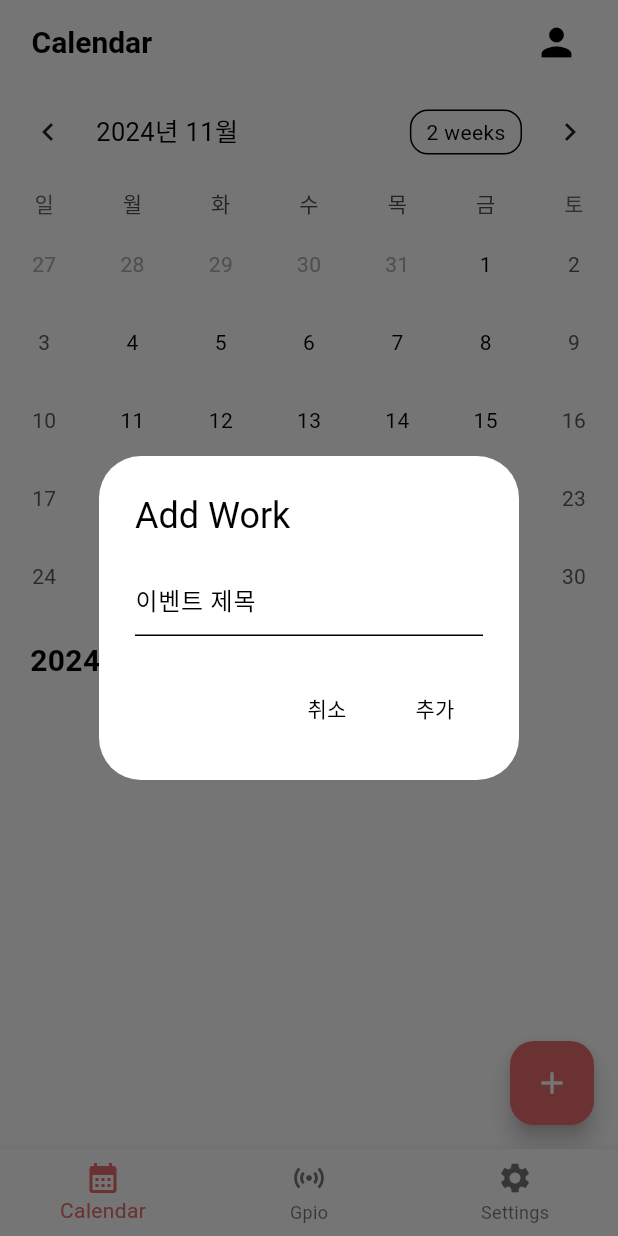
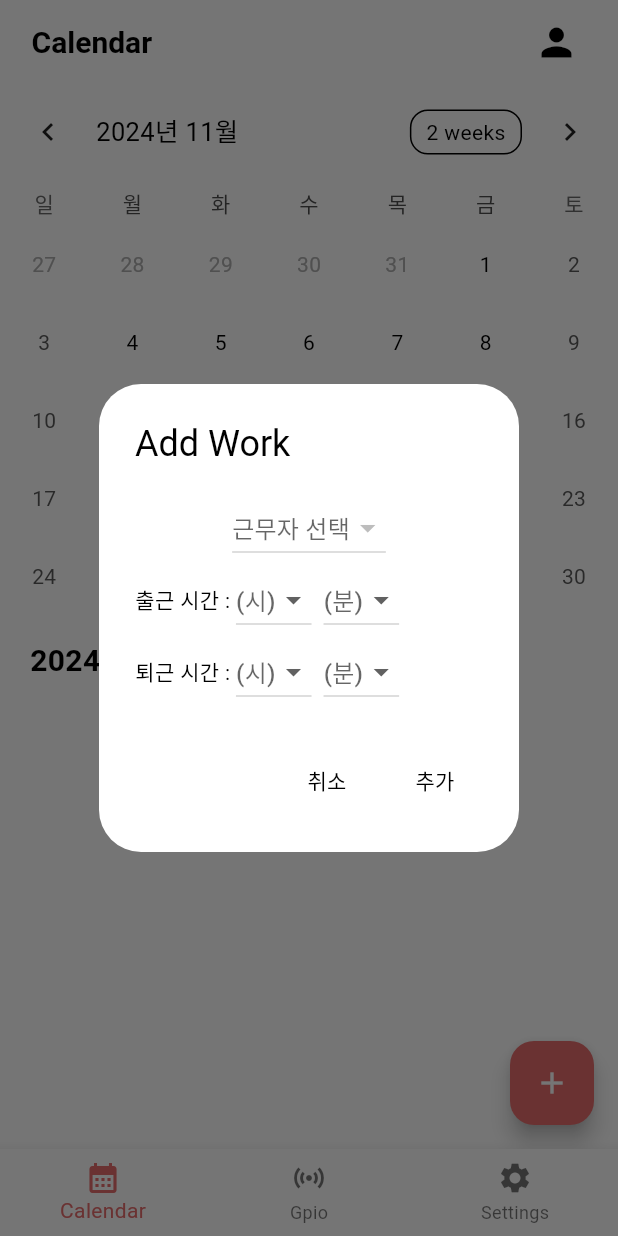
Before and after one commit to parkwonhee1219/store_manage_system, a Flutter app: the screen it shows after launch, after a tap on the "add" icon, on a phone screen of 412 x 824 dp. Run offline on Flutter 3.47's test engine with Material 3 defaults, Android fonts, the phone set to English and light mode, and no system bars; drawn by our look-alikes of table_calendar; our stand-ins replace cloud_firestore, firebase_core; accounts and stored records are empty.

Commit message:
calendar_delete

```diff
--- /dev/null
+++ b/lib/Dialog/addCalendarDialog.dart
@@ -0,0 +1,163 @@
+import 'package:cloud_firestore/cloud_firestore.dart';
+import 'package:flutter/material.dart';
+import 'package:provider/provider.dart';
+import 'package:store_management_system/Firebase/calendar_events.dart';
+import 'package:store_management_system/Firebase/workers.dart';
+
+Future<void> addCalendarDialog(BuildContext context, DateTime selectedDay) async {
+  String selectedWorkerName = '';
+  String? selectedStartHour;
+  String? selectedStartMin;
+  String? selectedEndHour;
+  String? selectedEndMin;
+
+  FireStoreCalendar fireStoreCalendar = FireStoreCalendar();
+
+  return showDialog<void>(
+    context: context,
+    builder: (BuildContext context) {
+      return StatefulBuilder(
+        builder: (BuildContext context, StateSetter setState) {
+          final workerModel = Provider.of<WorkerModel>(context);
+
+          return AlertDialog(
+            title: Text('Add Work'),
+            content: Column(
+              mainAxisSize: MainAxisSize.min,
+              children: [
+                DropdownButton<String>(
+                  hint: Text('근무자 선택'),
+                  value: selectedWorkerName.isNotEmpty ? selectedWorkerName : null,
+                  onChanged: (String? newValue) {
+                    setState(() {
+                      selectedWorkerName = newValue!;
+                    });
+                  },
+                  items: workerModel.workersList.map((worker) {
+                    return DropdownMenuItem<String>(
+                      value: worker.name,
+                      child: Text(worker.name),
+                    );
+                  }).toList(),
+                ),
+                Row(
+                  children: [
+                    Text('출근 시간 : '),
+                    DropdownButton<String>(
+                      dropdownColor: Colors.white,
+                      hint: Text('(시)'),
+                      value: selectedStartHour,
+                      onChanged: (String? newValue) {
+                        setState(() {
+                          selectedStartHour = newValue;
+                        });
+                      },
+                      items: List.generate(24, (index) => index.toString().padLeft(2, '0'))
+                          .map<DropdownMenuItem<String>>((String hour) {
+                        return DropdownMenuItem<String>(
+                          value: hour,
+                          child: Text(hour),
+                        );
+                      }).toList(),
+                    ),
+                    SizedBox(width: 8),
+                    DropdownButton<String>(
+                      dropdownColor: Colors.white,
+                      hint: Text('(분)'),
+                      value: selectedStartMin,
+                      onChanged: (String? newValue) {
+                        setState(() {
+                          selectedStartMin = newValue;
+                        });
+                      },
+                      items: List.generate(60, (index) => index.toString().padLeft(2, '0'))
+                          .map<DropdownMenuItem<String>>((String min) {
+                        return DropdownMenuItem<String>(
+                          value: min,
+                          child: Text(min),
+                        );
+                      }).toList(),
+                    ),
+                  ],
+                ),
+                Row(
+                  children: [
+                    Text('퇴근 시간 : '),
+                    DropdownButton<String>(
+                      dropdownColor: Colors.white,
+                      hint: Text('(시)'),
+                      value: selectedEndHour,
+                      onChanged: (String? newValue) {
+                        setState(() {
+                          selectedEndHour = newValue;
+                        });
+                      },
+                      items: List.generate(24, (index) => index.toString().padLeft(2, '0'))
+                          .map<DropdownMenuItem<String>>((String hour) {
+                        return DropdownMenuItem<String>(
+                          value: hour,
+                          child: Text(hour),
+                        );
+                      }).toList(),
+                    ),
+                    SizedBox(width: 8),
+                    DropdownButton<String>(
+                      dropdownColor: Colors.white,
+                      hint: Text('(분)'),
+                      value: selectedEndMin,
+                      onChanged: (String? newValue) {
+                        setState(() {
+                          selectedEndMin = newValue;
+                        });
+                      },
+                      items: List.generate(60, (index) => index.toString().padLeft(2, '0'))
+                          .map<DropdownMenuItem<String>>((String min) {
+                        return DropdownMenuItem<String>(
+                          value: min,
+                          child: Text(min),
+                        );
+                      }).toList(),
+                    ),
+                  ],
+                ),
+              ],
+            ),
+            actions: [
+              TextButton(
+                onPressed: () {
+                  Navigator.of(context).pop();
+                },
+                child: Text('취소'),
+              ),
+              TextButton(
+                onPressed: () async {
+                  if (selectedWorkerName.isNotEmpty &&
+                      selectedStartHour != null && selectedStartMin != null &&
+                      selectedEndHour != null && selectedEndMin != null) {
+
+                    // Firestore에 저장할 DateTime 객체 생성
+                    DateTime now = DateTime.now();
+                    DateTime startDateTime = DateTime(selectedDay.year, selectedDay.month, selectedDay.day,
+                        int.parse(selectedStartHour!), int.parse(selectedStartMin!));
+                    DateTime endDateTime = DateTime(now.year, now.month, now.day,
+                        int.parse(selectedEndHour!), int.parse(selectedEndMin!));
+
+                    await fireStoreCalendar.product.add({
+                      'id' : '',
+                      'name': selectedWorkerName,
+                      'start_time': Timestamp.fromDate(startDateTime),
+                      'end_time': Timestamp.fromDate(endDateTime),
+                    });
+
+                    Navigator.of(context).pop();
+                  }
+                },
+                child: Text('추가'),
+              ),
+            ],
+          );
+        },
+      );
+    },
+  );
+}
--- a/lib/dialog.dart
+++ b/lib/Dialog/addWorkerDialog.dart
@@ -1,5 +1,5 @@
 import 'package:flutter/material.dart';
-import 'package:store_management_system/workers.dart';
+import 'package:store_management_system/Firebase/workers.dart';
 
 Future<void> addWorkerDialog(BuildContext context) async {
   FireStoreWorkers fireStoreWorkers = FireStoreWorkers(); // add 함수를 위한 인스턴스 생성
@@ -14,8 +14,6 @@ Future<void> addWorkerDialog(BuildContext context) async {
   String? selectedStartMin;
   String? selectedEndHour;
   String? selectedEndMin;
-
-  bool showWorkHoursInput = false; // 근무 시간 입력 UI 표시 여부
 
   return showDialog<void>(
     context: context,
--- /dev/null
+++ b/lib/Firebase/calendar_events.dart
@@ -0,0 +1,26 @@
+import 'package:cloud_firestore/cloud_firestore.dart';
+
+class Event {
+  //각 evnet 객체 class
+  final String id;
+  final String name;
+  final DateTime startTime;
+  final DateTime endTime;
+
+  Event(
+      {required this.id,
+      required this.name,
+      required this.startTime,
+      required this.endTime});
+}
+
+class FireStoreCalendar {
+  CollectionReference product =
+      FirebaseFirestore.instance.collection('calendar_events');
+
+  // Worker 삭제
+  Future<void> deleteEvent(String eventId) async {
+    //final DocumentSnapshot documentSnapshot = product_workers.snapshots()
+    await product.doc(eventId).delete();
+  }
+}
--- a/lib/calendar.dart
+++ b/lib/Screen/calendar.dart
@@ -2,18 +2,11 @@ import 'package:cloud_firestore/cloud_firestore.dart';
 import 'package:flutter/material.dart';
 import 'package:intl/intl.dart';
 import 'package:provider/provider.dart';
-import 'package:store_management_system/worker_screen.dart';
-import 'package:store_management_system/workers.dart';
+import 'package:store_management_system/Dialog/addCalendarDialog.dart';
+import 'package:store_management_system/Firebase/calendar_events.dart';
+import 'package:store_management_system/Firebase/workers.dart';
+import 'package:store_management_system/Screen/worker.dart';
 import 'package:table_calendar/table_calendar.dart';
-
-class Event {
-  //각 evnet 객체 class
-  final String name;
-  final DateTime startTime;
-  final DateTime endTime;
-
-  Event({required this.name, required this.startTime, required this.endTime});
-}
 
 class CalendarScreen extends StatefulWidget {
   const CalendarScreen({super.key});
@@ -43,6 +36,7 @@ class _CalendarScreenState extends State<CalendarScreen> {
         Timestamp startTime = doc['start_time'];
         Timestamp endTime = doc['end_time'];
         String name = doc['name'];
+        String id = doc.id;
 
         DateTime startDateTime = startTime.toDate();
         DateTime endDateTime = endTime.toDate();
@@ -50,8 +44,8 @@ class _CalendarScreenState extends State<CalendarScreen> {
             startDateTime.day); //이벤트 추가될 날짜(년,월,일)
 
         //Event 객체 생성
-        Event event =
-            Event(name: name, startTime: startDateTime, endTime: endDateTime);
+        Event event = Event(
+            id: id, name: name, startTime: startDateTime, endTime: endDateTime);
 
         // 날짜에 이벤트 추가
         if (events[dateKey] == null) {
@@ -59,7 +53,9 @@ class _CalendarScreenState extends State<CalendarScreen> {
         }
         events[dateKey]!.add(event);
       }
-      setState(() {}); // 상태 업데이트
+      setState(() {
+        _selectedEvents = events[_selectedDay] ?? [];
+      }); // 상태 업데이트
 
       print(events);
     });
@@ -85,49 +81,19 @@ class _CalendarScreenState extends State<CalendarScreen> {
         context, MaterialPageRoute(builder: (context) => WorkerManage()));
   }
 
-  void _showAddDialog() {
-    // 다이얼로그를 통해 이벤트 추가
-    showDialog(
-        context: context,
-        builder: (context) {
-          String title = '';
-          return AlertDialog(
-            title: Text('Add Work'),
-            content: TextField(
-              onChanged: (value) {
-                title = value;
-              },
-              decoration: InputDecoration(hintText: '이벤트 제목'),
-            ),
-            actions: [
-              TextButton(
-                onPressed: () {
-                  Navigator.of(context).pop();
-                },
-                child: Text('취소'),
-              ),
-              TextButton(
-                onPressed: () {
-                  //여기에 근무 추가하는 함수
-                  Navigator.of(context).pop();
-                },
-                child: Text('추가'),
-              ),
-            ],
-          );
-        });
-  }
-
   @override
   void initState() {
     super.initState();
     _getEvents();
+    _selectedEvents = events[_selectedDay] ?? [];
   }
 
   @override
   Widget build(BuildContext context) {
     final workerModel =
         Provider.of<WorkerModel>(context); // WorkerModel 인스턴스 가져오기
+    final FireStoreCalendar fireStoreCalendar = FireStoreCalendar();
+
     return Scaffold(
       appBar: AppBar(
         title: Row(
@@ -234,7 +200,6 @@ class _CalendarScreenState extends State<CalendarScreen> {
                 final event = _selectedEvents[index];
 
                 // event.name에 해당하는 Worker 객체 찾기
-                // event.name에 해당하는 Worker 객체 찾기
                 final worker = workerModel.workersList.firstWhere(
                   (worker) => worker.name == event.name,
                   orElse: () => Worker(
@@ -251,7 +216,27 @@ class _CalendarScreenState extends State<CalendarScreen> {
                     ? Color.fromARGB(255, 231, 109, 109)
                     : Color.fromARGB(255, 47, 113, 77);
 
-                return Container(
+                return Dismissible(
+                  key: Key(event.id), // 고유한 키를 제공
+                  background: Container(
+                    color: Colors.red, // 슬라이드 시 나타나는 배경색
+                    alignment: Alignment.centerLeft,
+                    padding: EdgeInsets.symmetric(horizontal: 20.0),
+                    child: Icon(Icons.delete, color: Colors.white), // 삭제 아이콘
+                  ),
+                  direction: DismissDirection.startToEnd, // 오른쪽에서 왼쪽으로 슬라이드
+                  onDismissed: (direction) {
+                    // 이벤트 삭제 처리
+                    fireStoreCalendar.deleteEvent(event.id);
+                    print('delete');
+                    // 삭제 알림
+                    ScaffoldMessenger.of(context).showSnackBar(
+                      SnackBar(
+                        content: Text("${event.name}가 삭제되었습니다."),
+                      ),
+                    );
+                  },
+                  child: Container(
                     margin: EdgeInsets.symmetric(
                         vertical: 8.0, horizontal: 16.0), // 마진 추가
                     decoration: BoxDecoration(
@@ -264,13 +249,12 @@ class _CalendarScreenState extends State<CalendarScreen> {
                         Padding(
                           padding: const EdgeInsets.all(16.0), // 아이콘 주변 패딩
                           child: Icon(Icons.person,
-                            size: 40.0,
-                            color: iconColor), // 사람 아이콘
+                              size: 40.0, color: iconColor), // 사람 아이콘
                         ),
                         Expanded(
                           child: ListTile(
-                          title:
-                              Text(event.name, style: TextStyle(fontSize: 16)),
+                            title: Text(event.name,
+                                style: TextStyle(fontSize: 16)),
                             subtitle: Column(
                               crossAxisAlignment:
                                   CrossAxisAlignment.start, // 텍스트 정렬
@@ -286,6 +270,7 @@ class _CalendarScreenState extends State<CalendarScreen> {
                         ),
                       ],
                     ),
+                  ),
                 );
               },
             ),
@@ -293,7 +278,9 @@ class _CalendarScreenState extends State<CalendarScreen> {
         ],
       ),
       floatingActionButton: FloatingActionButton(
-        onPressed: _showAddDialog,
+        onPressed: () async {
+          addCalendarDialog(context, _selectedDay);
+        },
         child: Icon(Icons.add),
       ),
     );
--- a/lib/main.dart
+++ b/lib/main.dart
@@ -2,9 +2,9 @@ import 'package:firebase_core/firebase_core.dart';
 import 'package:flutter/material.dart';
 import 'package:intl/date_symbol_data_local.dart';
 import 'package:provider/provider.dart';
-import 'package:store_management_system/calendar.dart';
-import 'package:store_management_system/gpio.dart';
-import 'package:store_management_system/workers.dart';
+import 'package:store_management_system/Firebase/workers.dart';
+import 'package:store_management_system/Screen/calendar.dart';
+import 'package:store_management_system/Screen/gpio.dart';
 
 void main() async {
   WidgetsFlutterBinding.ensureInitialized();
```
Also changed, not shown: lib/Screen/worker.dart (renamed from lib/worker_screen.dart, +19 -21 lines), lib/Dialog/showSalaryDialog.dart (added), lib/Firebase/firebase_options.dart (renamed from lib/firebase_options.dart), lib/Firebase/workers.dart (renamed from lib/workers.dart), lib/Screen/gpio.dart (renamed from lib/gpio.dart). Lines whose indentation alone changed are shown as unchanged.
